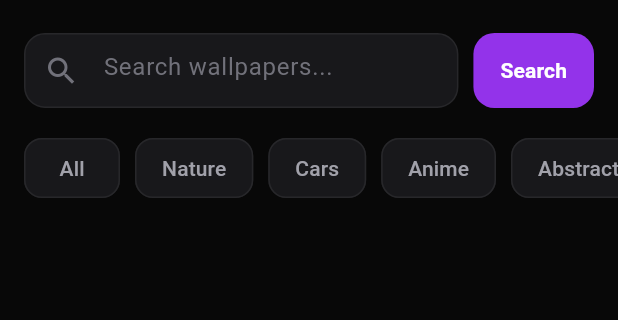
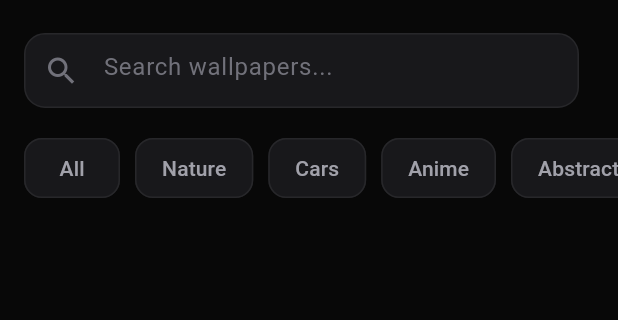
Before and after one commit to Prakash777-code/WallverseApp, a Flutter app: the HomeScreen screen opened directly, in the side drawer, after a tap on "Home", on a phone screen of 412 x 824 dp, the part 63-383 px from its top. Run offline on Flutter 3.47's test engine with Material 3 defaults, Android fonts, the phone set to English and light mode, and no system bars; our stand-ins replace flutter_secure_storage, fluttertoast, image_picker; missing offline and left inert: gal; accounts and stored records are empty; network calls fail.

Commit message:
Add feature debounce search

```diff
--- a/lib/screens/home_screen.dart
+++ b/lib/screens/home_screen.dart
@@ -4,6 +4,7 @@ import 'package:wallverse/screens/full_screen_wallpaper.dart';
 import 'package:wallverse/screens/login_screen.dart';
 import 'package:wallverse/screens/profile_screen.dart';
 import 'package:wallverse/screens/side_drawer.dart';
+import 'package:wallverse/utils/debounce.dart';
 import 'package:wallverse/utils/helper.dart';
 import 'package:wallverse/viewModels/auth_view_model.dart';
 import 'package:wallverse/viewModels/home_viewModel.dart';
@@ -23,20 +24,23 @@ class _HomeScreenState extends State<HomeScreen> {
   final authViewModel = AuthViewmodel();
   final scrollController = ScrollController();
   final helper = Helper();
+  final Debouncer _debouncer = Debouncer(milliseconds: 500);
 
-  void searchWallpapers() {
-    String query = searchController.text.trim();
+  void debounceSerach(String query) async {
     if (query.isEmpty) {
       return;
     }
-    print('Searching for: $query');
-    homeViewModel.getWallpapers(query);
+    print("CALLING DEBOUNCE SEARCH");
+    homeViewModel.searchWithDebounce(query);
   }
 
   @override
   void initState() {
     super.initState();
     homeViewModel.addListener(wallpaperListener);
+    searchController.addListener(() {
+      _debouncer.run(() => debounceSerach(searchController.text.trim()));
+    });
     scrollController.addListener(() {
       if (scrollController.position.pixels >=
           scrollController.position.maxScrollExtent * 0.7) {
@@ -70,7 +74,7 @@ class _HomeScreenState extends State<HomeScreen> {
       );
       return;
     }
-    await homeViewModel.getWallpapers("nature");
+    await homeViewModel.searchWithDebounce("nature");
   }
 
   Widget filterButton(String title) {
@@ -78,7 +82,7 @@ class _HomeScreenState extends State<HomeScreen> {
       margin: const EdgeInsets.only(right: 10),
       child: ElevatedButton(
         onPressed: () {
-          homeViewModel.getWallpapers(title.toString().trim());
+          homeViewModel.searchWithDebounce(title.toString().trim());
         },
         style: ElevatedButton.styleFrom(
           backgroundColor: const Color(0xFF18181B),
@@ -101,6 +105,7 @@ class _HomeScreenState extends State<HomeScreen> {
     homeViewModel.dispose();
     searchController.dispose();
     scrollController.dispose();
+    _debouncer.dispose();
     super.dispose();
   }
 
@@ -175,36 +180,11 @@ class _HomeScreenState extends State<HomeScreen> {
                                   vertical: 14,
                                 ),
                               ),
-                              onSubmitted: (value) {
-                                searchWallpapers();
-                              },
                             ),
                           ),
                         ),
 
                         const SizedBox(width: 10),
-
-                        SizedBox(
-                          height: 50,
-                          child: ElevatedButton(
-                            onPressed: searchWallpapers,
-                            style: ElevatedButton.styleFrom(
-                              backgroundColor: const Color(0xFF9333EA),
-                              foregroundColor: Colors.white,
-                              elevation: 0,
-                              padding: const EdgeInsets.symmetric(
-                                horizontal: 18,
-                              ),
-                              shape: RoundedRectangleBorder(
-                                borderRadius: BorderRadius.circular(14),
-                              ),
-                            ),
-                            child: const Text(
-                              'Search',
-                              style: TextStyle(fontWeight: FontWeight.w600),
-                            ),
-                          ),
-                        ),
                       ],
                     ),
                   ),
--- /dev/null
+++ b/lib/utils/debounce.dart
@@ -0,0 +1,22 @@
+import 'dart:async';
+import 'dart:ui';
+
+class Debouncer {
+  final int milliseconds;
+  VoidCallback? action;
+  Timer? _timer;
+
+  Debouncer({required this.milliseconds});
+
+  void run(VoidCallback action) {
+    // Cancel the previous timer if it's still active
+    _timer?.cancel();
+
+    // Start a new timer
+    _timer = Timer(Duration(milliseconds: milliseconds), action);
+  }
+
+  void dispose() {
+    _timer?.cancel();
+  }
+}
--- a/lib/viewModels/home_viewModel.dart
+++ b/lib/viewModels/home_viewModel.dart
@@ -21,34 +21,6 @@ class HomeViewmodel extends ChangeNotifier {
   int totalResults = 0;
   String Query = "nature";
   final helper = Helper();
-
-  Future<void> getWallpapers(String query) async {
-    isLoading = true;
-    errorMessage = null;
-    retry = false;
-    currentPage = 1;
-    notifyListeners();
-
-    try {
-      final response = await wallpaperRepository.getWallpapers(
-        Query = query,
-        1,
-        limit,
-      );
-      final wallpaperResponse = response.data as WallpaperResponse;
-      wallpapers = wallpaperResponse.wallpaper;
-      totalResults = wallpaperResponse.totalResults;
-    } on AppException catch (e) {
-      errorMessage = e.toString();
-      retry = true;
-    } catch (e) {
-      errorMessage = e.toString();
-      retry = true;
-    } finally {
-      isLoading = false;
-      notifyListeners();
-    }
-  }
 
   Future<void> loadMoreWallpapers() async {
     if (isLoadingMore) {
@@ -122,4 +94,32 @@ class HomeViewmodel extends ChangeNotifier {
       notifyListeners();
     }
   }
+
+  Future<void> searchWithDebounce(String query) async {
+    isLoading = true;
+    errorMessage = null;
+    retry = false;
+    currentPage = 1;
+    notifyListeners();
+    try {
+      final response = await wallpaperRepository.getWallpapers(
+        Query = query,
+        1,
+        limit,
+      );
+      final wallpaperResponse = response.data as WallpaperResponse;
+      wallpapers = wallpaperResponse.wallpaper;
+      print("DEBOUNCE WALLPAPERS :${wallpapers}");
+      totalResults = wallpaperResponse.totalResults;
+    } on AppException catch (e) {
+      errorMessage = e.toString();
+      retry = true;
+    } catch (e) {
+      errorMessage = e.toString();
+      retry = true;
+    } finally {
+      isLoading = false;
+      notifyListeners();
+    }
+  }
 }
```
